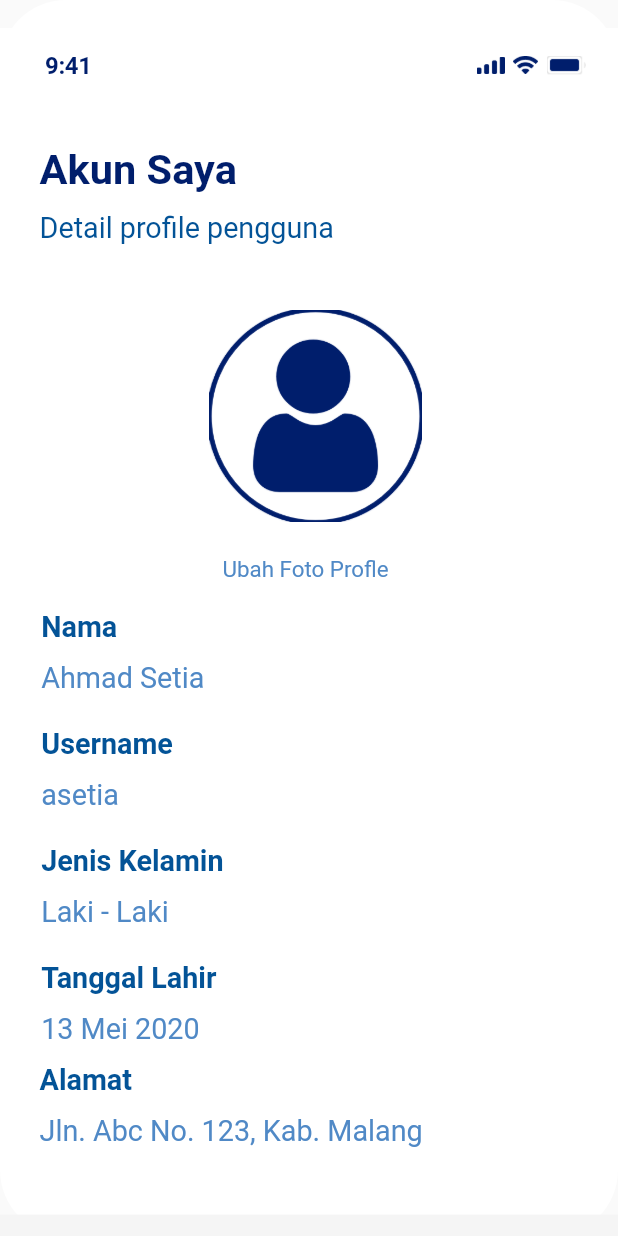
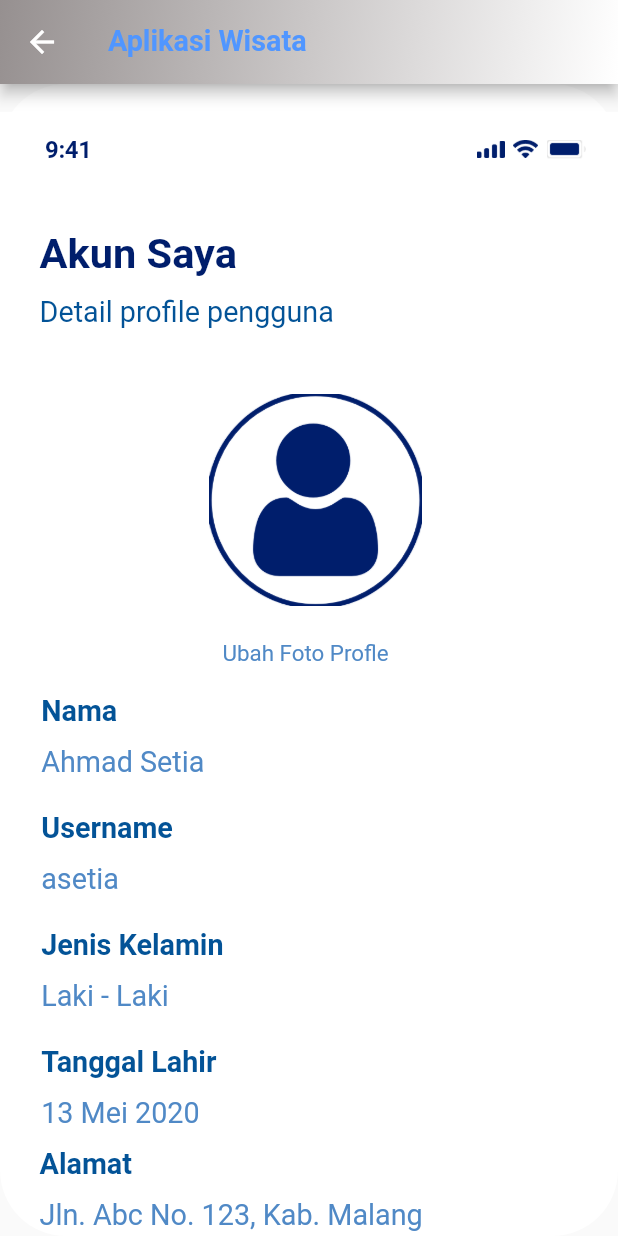
Before and after one commit to imam-f-gund/flutter_aplikasi_wisata, a Flutter app: the SceneAkun screen opened directly, on a phone screen of 412 x 824 dp. Run offline on Flutter 3.47's test engine with Material 2 defaults, Android fonts, the light colour scheme and no system bars; our stand-ins replace google_fonts; Roboto replaces fonts that are missing (SF Pro Text).

Commit message:
update layout akun

```diff
--- a/lib/page-1/akun.dart
+++ b/lib/page-1/akun.dart
@@ -10,7 +10,29 @@ class SceneAkun extends StatelessWidget {
     double baseWidth = 375;
     double fem = MediaQuery.of(context).size.width / baseWidth;
     double ffem = fem * 0.97;
-    return Container(
+    return Scaffold(
+      appBar: AppBar(
+        title: Text('Aplikasi Wisata',
+            style: SafeGoogleFont(
+              'Roboto',
+              fontSize: 18 * ffem,
+              fontWeight: FontWeight.w700,
+              height: 1.1725 * ffem / fem,
+              color: Color.fromARGB(255, 80, 150, 255),
+            )),
+        flexibleSpace: Container(
+          decoration: BoxDecoration(
+            gradient: LinearGradient(
+                colors: [
+                  Color.fromARGB(255, 150, 144, 144),
+                  Color.fromARGB(255, 255, 255, 255)
+                ],
+                begin: FractionalOffset.topLeft,
+                end: FractionalOffset.bottomRight),
+          ),
+        ),
+      ),
+      body: Container(
         width: double.infinity,
         child: Container(
           // akunATV (1:131)
@@ -141,8 +163,8 @@ class SceneAkun extends StatelessWidget {
                 left: 0 * fem,
                 top: 737 * fem,
                 child: Container(
-                padding:
-                    EdgeInsets.fromLTRB(62 * fem, 13 * fem, 58 * fem, 12 * fem),
+                  padding: EdgeInsets.fromLTRB(
+                      62 * fem, 13 * fem, 58 * fem, 12 * fem),
                   width: 375 * fem,
                   height: 75 * fem,
                   decoration: BoxDecoration(
@@ -509,6 +531,7 @@ class SceneAkun extends StatelessWidget {
             ],
           ),
         ),
+      ),
     );
   }
 }
```
Also changed, not shown: lib/page-1/favorit.dart (+11 -2 lines). Lines whose indentation alone changed are shown as unchanged.
